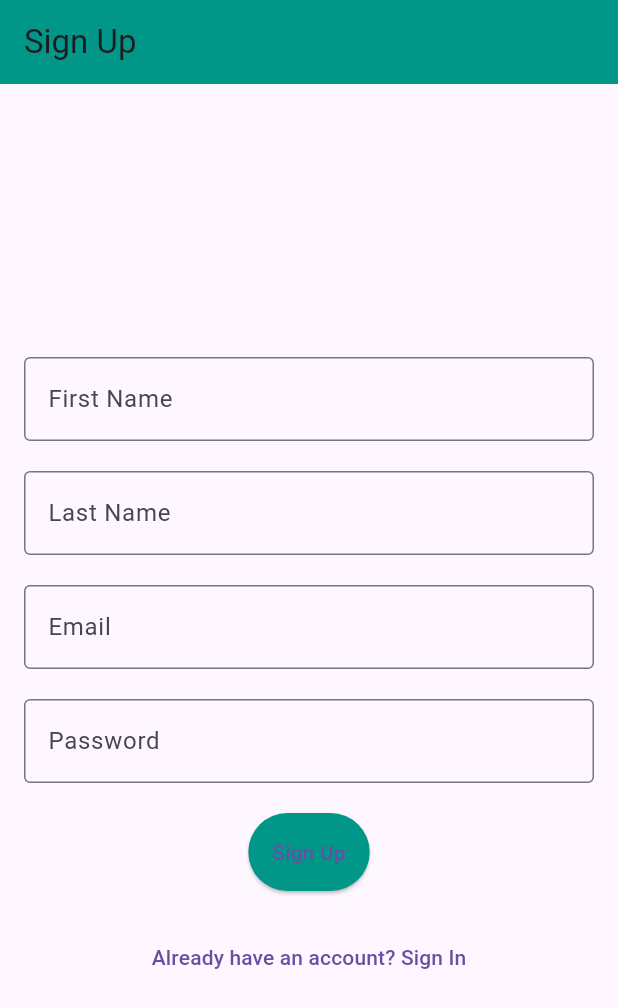
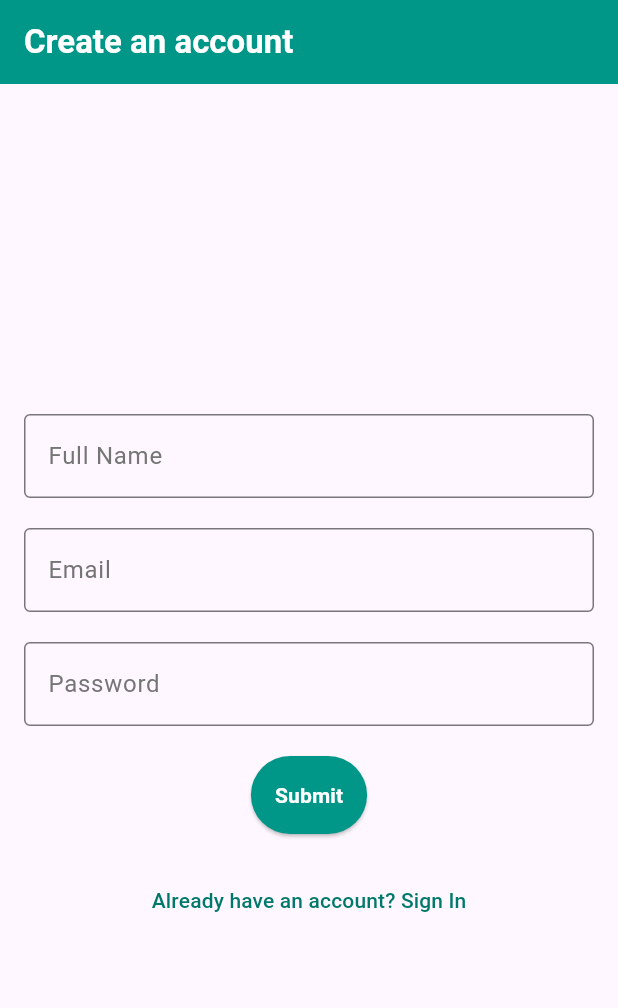
Before and after one commit to devfemibadmus/flutter-tasks-webapp, a Flutter app: the screen it shows after launch, on a phone screen of 412 x 824 dp. Shown: the top 1008 px of the screen. Run offline on Flutter 3.47's test engine with Material 3 defaults, Android fonts, the phone set to English and light mode, and no system bars; missing offline and left inert: dart:html.

Commit message:
:boom: update :bug:  design :construction:

```diff
--- a/lib/account.dart
+++ b/lib/account.dart
@@ -12,8 +12,7 @@ class AccountPageState extends State<AccountPage> {
 
   final TextEditingController emailController = TextEditingController();
   final TextEditingController passwordController = TextEditingController();
-  final TextEditingController firstNameController = TextEditingController();
-  final TextEditingController lastNameController = TextEditingController();
+  final TextEditingController fullNameController = TextEditingController();
 
   String errorMessage = '';
   String successMessage = '';
@@ -35,7 +34,13 @@ class AccountPageState extends State<AccountPage> {
       controller: controller,
       decoration: InputDecoration(
         labelText: label,
-        border: const OutlineInputBorder(),
+        labelStyle: TextStyle(color: Colors.grey.shade600),
+        focusedBorder: OutlineInputBorder(
+          borderSide: BorderSide(color: Colors.teal.shade300),
+        ),
+        border: OutlineInputBorder(
+          borderSide: BorderSide(color: Colors.teal.shade300),
+        ),
       ),
       obscureText: obscureText,
     );
@@ -48,8 +53,7 @@ class AccountPageState extends State<AccountPage> {
       successMessage = '';
 
       // Validation
-      if (firstNameController.text.isEmpty ||
-          lastNameController.text.isEmpty ||
+      if (fullNameController.text.isEmpty ||
           emailController.text.isEmpty ||
           passwordController.text.isEmpty) {
         errorMessage = 'All fields are required for Sign Up.';
@@ -88,15 +92,16 @@ class AccountPageState extends State<AccountPage> {
   void clearFields() {
     emailController.clear();
     passwordController.clear();
-    firstNameController.clear();
-    lastNameController.clear();
+    fullNameController.clear();
   }
 
   @override
   Widget build(BuildContext context) {
     return Scaffold(
       appBar: AppBar(
-        title: Text(isSignUp ? 'Sign Up' : 'Sign In'),
+        title: Text(isSignUp ? 'Create an account' : 'Log in to your account',
+            style: const TextStyle(
+                color: Colors.white, fontWeight: FontWeight.bold)),
         backgroundColor: Colors.teal,
       ),
       body: Padding(
@@ -113,20 +118,15 @@ class AccountPageState extends State<AccountPage> {
             if (successMessage.isNotEmpty)
               Text(
                 successMessage,
-                style: const TextStyle(color: Colors.green),
+                style: const TextStyle(color: Colors.teal),
               ),
             const SizedBox(height: 20),
 
             // Show additional fields for Sign Up
             if (isSignUp) ...[
               _buildInputField(
-                controller: firstNameController,
-                label: 'First Name',
-              ),
-              const SizedBox(height: 20),
-              _buildInputField(
-                controller: lastNameController,
-                label: 'Last Name',
+                controller: fullNameController,
+                label: 'Full Name',
               ),
               const SizedBox(height: 20),
             ],
@@ -153,16 +153,18 @@ class AccountPageState extends State<AccountPage> {
                 backgroundColor: Colors.teal,
                 padding: const EdgeInsets.all(16.0),
               ),
-              child: Text(isSignUp ? 'Sign Up' : 'Sign In'),
+              child: const Text('Submit',
+                  style: TextStyle(
+                      color: Colors.white, fontWeight: FontWeight.bold)),
             ),
             const SizedBox(height: 20),
             TextButton(
               onPressed: toggleView,
               child: Text(
-                isSignUp
-                    ? 'Already have an account? Sign In'
-                    : 'Don\'t have an account? Sign Up',
-              ),
+                  isSignUp
+                      ? 'Already have an account? Sign In'
+                      : 'Don\'t have an account? Sign Up',
+                  style: TextStyle(color: Colors.teal.shade700)),
             ),
           ],
         ),
```
